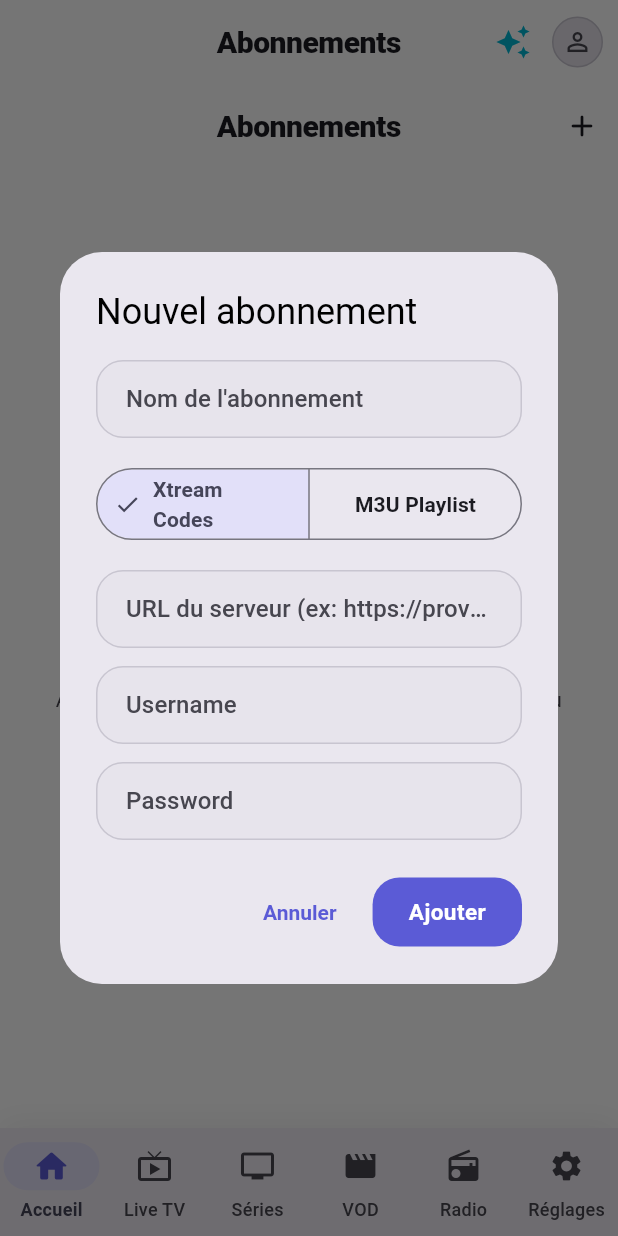
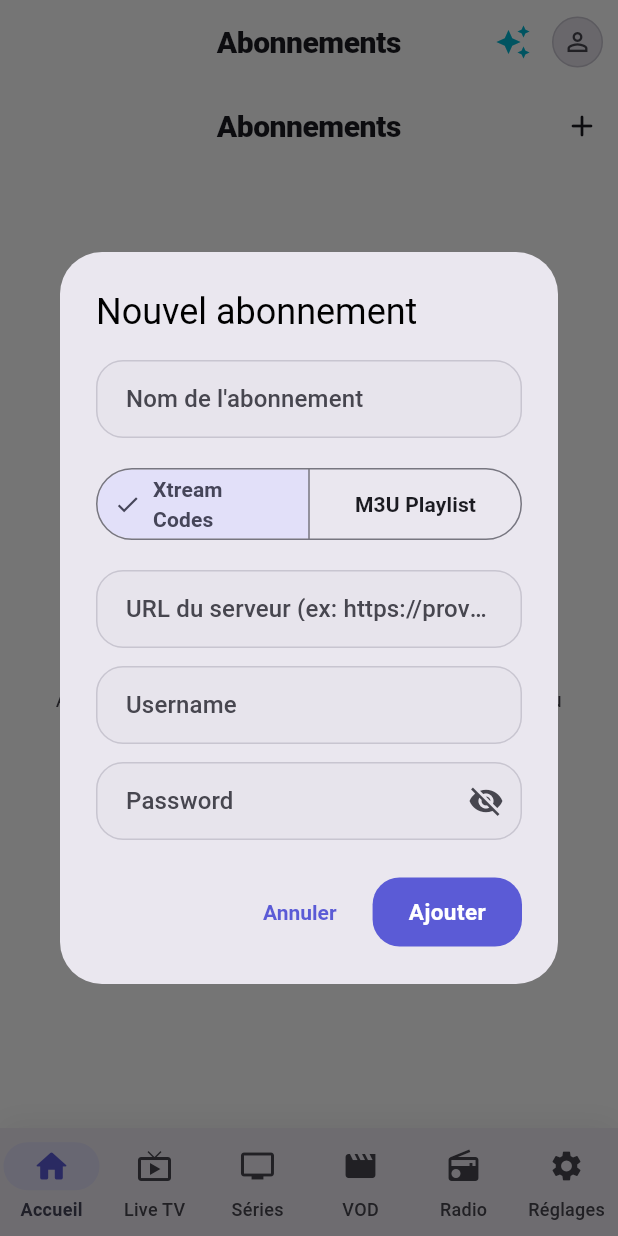
Before and after one commit to christopheblum67/Orbit-3d-flutter, a Flutter app: the SubscriptionsScreen screen opened by its route, after a tap on "Ajouter un abonnement", on a phone screen of 412 x 824 dp. Run offline on Flutter 3.47's test engine with Material 3 defaults, Android fonts, the light colour scheme and no system bars; our stand-ins replace dio, firebase_core, firebase_messaging, flutter_dotenv, flutter_local_notifications, flutter_riverpod and 6 more; accounts and stored records are empty.

Commit message:
Séries: parsing robuste (rating string, series_id/name) + lecture épisodes scripts; flux Xtream: schéma classique base/user/pass/stream_id; toggle password/PIN; 21 tests verts

```diff
--- a/lib/features/subscriptions/subscriptions_screen.dart
+++ b/lib/features/subscriptions/subscriptions_screen.dart
@@ -10,7 +10,8 @@ class SubscriptionsScreen extends ConsumerStatefulWidget {
   const SubscriptionsScreen({super.key});
 
   @override
-  ConsumerState<SubscriptionsScreen> createState() => _SubscriptionsScreenState();
+  ConsumerState<SubscriptionsScreen> createState() =>
+      _SubscriptionsScreenState();
 }
 
 class _SubscriptionsScreenState extends ConsumerState<SubscriptionsScreen> {
@@ -76,7 +77,8 @@ class _SubscriptionsScreenState extends ConsumerState<SubscriptionsScreen> {
                   ref.invalidate(replaysProvider);
                 }
               },
-              onTest: () => ref.read(subscriptionsProvider.notifier).testConnection(sub),
+              onTest: () =>
+                  ref.read(subscriptionsProvider.notifier).testConnection(sub),
               onEdit: () => _showEditSubscriptionDialog(context, ref, sub),
               onDelete: () => _confirmDelete(context, ref, sub),
             );
@@ -89,11 +91,13 @@ class _SubscriptionsScreenState extends ConsumerState<SubscriptionsScreen> {
   void _showAddSubscriptionDialog(BuildContext context, WidgetRef ref) {
     showDialog(
       context: context,
-      builder: (_) => _SubscriptionFormDialog(onSaved: () => ref.invalidate(subscriptionsProvider)),
+      builder: (_) => _SubscriptionFormDialog(
+          onSaved: () => ref.invalidate(subscriptionsProvider)),
     );
   }
 
-  void _showEditSubscriptionDialog(BuildContext context, WidgetRef ref, Subscription sub) {
+  void _showEditSubscriptionDialog(
+      BuildContext context, WidgetRef ref, Subscription sub) {
     showDialog(
       context: context,
       builder: (_) => _SubscriptionFormDialog(
@@ -108,13 +112,19 @@ class _SubscriptionsScreenState extends ConsumerState<SubscriptionsScreen> {
       context: context,
       builder: (ctx) => AlertDialog(
         title: const Text('Supprimer l\'abonnement ?'),
-        content: Text('Voulez-vous supprimer "${sub.name}" ? Cette action est irr�versible.'),
+        content: Text(
+            'Voulez-vous supprimer "${sub.name}" ? Cette action est irr�versible.'),
         actions: [
-          TextButton(onPressed: () => Navigator.pop(ctx), child: const Text('Annuler')),
+          TextButton(
+              onPressed: () => Navigator.pop(ctx),
+              child: const Text('Annuler')),
           FilledButton(
-            style: FilledButton.styleFrom(backgroundColor: Theme.of(ctx).colorScheme.error),
+            style: FilledButton.styleFrom(
+                backgroundColor: Theme.of(ctx).colorScheme.error),
             onPressed: () {
-              ref.read(subscriptionsProvider.notifier).deleteSubscription(sub.id);
+              ref
+                  .read(subscriptionsProvider.notifier)
+                  .deleteSubscription(sub.id);
               Navigator.pop(ctx);
             },
             child: const Text('Supprimer'),
@@ -185,7 +195,8 @@ class _EmptyState extends StatelessWidget {
                 shape: BoxShape.circle,
                 color: scheme.primaryContainer.withOpacity(0.5),
               ),
-              child: Icon(Icons.subscriptions_outlined, size: 48, color: scheme.primary),
+              child: Icon(Icons.subscriptions_outlined,
+                  size: 48, color: scheme.primary),
             ),
             const SizedBox(height: 20),
             Text(
@@ -257,7 +268,10 @@ class _SubscriptionCard extends ConsumerWidget {
                         Expanded(
                           child: Text(
                             subscription.name,
-                            style: Theme.of(context).textTheme.titleMedium?.copyWith(
+                            style: Theme.of(context)
+                                .textTheme
+                                .titleMedium
+                                ?.copyWith(
                                   fontWeight: FontWeight.w800,
                                 ),
                             maxLines: 1,
@@ -266,10 +280,12 @@ class _SubscriptionCard extends ConsumerWidget {
                         ),
                         if (isActive)
                           Container(
-                            padding: const EdgeInsets.symmetric(horizontal: 10, vertical: 4),
+                            padding: const EdgeInsets.symmetric(
+                                horizontal: 10, vertical: 4),
                             decoration: BoxDecoration(
                               color: scheme.primary,
-                              borderRadius: BorderRadius.circular(AppConstants.radiusSm),
+                              borderRadius:
+                                  BorderRadius.circular(AppConstants.radiusSm),
                             ),
                             child: Text(
                               'ACTIF',
@@ -288,7 +304,8 @@ class _SubscriptionCard extends ConsumerWidget {
                             color: scheme.onSurfaceVariant,
                             visualDensity: VisualDensity.compact,
                             padding: EdgeInsets.zero,
-                            constraints: const BoxConstraints(minWidth: 32, minHeight: 32),
+                            constraints: const BoxConstraints(
+                                minWidth: 32, minHeight: 32),
                             onPressed: onTap,
                           ),
                       ],
@@ -317,8 +334,15 @@ class _SubscriptionCard extends ConsumerWidget {
                   }
                 },
                 itemBuilder: (_) => [
-                  const PopupMenuItem(value: 'edit', child: ListTile(leading: Icon(Icons.edit), title: Text('Modifier'))),
-                  const PopupMenuItem(value: 'delete', child: ListTile(leading: Icon(Icons.delete), title: Text('Supprimer'))),
+                  const PopupMenuItem(
+                      value: 'edit',
+                      child: ListTile(
+                          leading: Icon(Icons.edit), title: Text('Modifier'))),
+                  const PopupMenuItem(
+                      value: 'delete',
+                      child: ListTile(
+                          leading: Icon(Icons.delete),
+                          title: Text('Supprimer'))),
                 ],
               ),
             ],
@@ -357,7 +381,9 @@ class _TypeBadge extends StatelessWidget {
     return Container(
       padding: const EdgeInsets.symmetric(horizontal: 10, vertical: 4),
       decoration: BoxDecoration(
-        color: type == SubscriptionType.xtream ? scheme.secondaryContainer : scheme.tertiaryContainer,
+        color: type == SubscriptionType.xtream
+            ? scheme.secondaryContainer
+            : scheme.tertiaryContainer,
         borderRadius: BorderRadius.circular(AppConstants.radiusSm),
       ),
       child: Text(
@@ -366,7 +392,9 @@ class _TypeBadge extends StatelessWidget {
           fontSize: 11,
           fontWeight: FontWeight.w800,
           letterSpacing: 0.5,
-          color: type == SubscriptionType.xtream ? scheme.onSecondaryContainer : scheme.onTertiaryContainer,
+          color: type == SubscriptionType.xtream
+              ? scheme.onSecondaryContainer
+              : scheme.onTertiaryContainer,
         ),
       ),
     );
@@ -402,9 +430,13 @@ class _TestResultRow extends ConsumerWidget {
           child: Row(
             children: [
               Icon(
-                status == TestResultStatus.success ? Icons.check_circle : Icons.error,
+                status == TestResultStatus.success
+                    ? Icons.check_circle
+                    : Icons.error,
                 size: 18,
-                color: status == TestResultStatus.success ? Colors.green : scheme.error,
+                color: status == TestResultStatus.success
+                    ? Colors.green
+                    : scheme.error,
               ),
               const SizedBox(width: 8),
               Expanded(
@@ -413,7 +445,9 @@ class _TestResultRow extends ConsumerWidget {
                       ? 'Test OK � ${latency != null ? '$latency ms' : '�'}'
                       : '�chec : ${error ?? 'Erreur inconnue'}',
                   style: Theme.of(context).textTheme.bodySmall?.copyWith(
-                        color: status == TestResultStatus.success ? Colors.green : scheme.error,
+                        color: status == TestResultStatus.success
+                            ? Colors.green
+                            : scheme.error,
                         fontWeight: FontWeight.w600,
                       ),
                   maxLines: 1,
@@ -440,7 +474,10 @@ class _TestButton extends StatelessWidget {
   Widget build(BuildContext context) {
     return OutlinedButton.icon(
       icon: isTesting
-          ? const SizedBox(width: 16, height: 16, child: CircularProgressIndicator(strokeWidth: 2))
+          ? const SizedBox(
+              width: 16,
+              height: 16,
+              child: CircularProgressIndicator(strokeWidth: 2))
           : const Icon(Icons.wifi_find, size: 18),
       label: Text(isTesting ? 'Test�' : 'Tester'),
       onPressed: isTesting ? null : onTest,
@@ -460,10 +497,12 @@ class _SubscriptionFormDialog extends ConsumerStatefulWidget {
   const _SubscriptionFormDialog({this.subscription, required this.onSaved});
 
   @override
-  ConsumerState<_SubscriptionFormDialog> createState() => _SubscriptionFormDialogState();
+  ConsumerState<_SubscriptionFormDialog> createState() =>
+      _SubscriptionFormDialogState();
 }
 
-class _SubscriptionFormDialogState extends ConsumerState<_SubscriptionFormDialog> {
+class _SubscriptionFormDialogState
+    extends ConsumerState<_SubscriptionFormDialog> {
   final _formKey = GlobalKey<FormState>();
   final _nameController = TextEditingController();
   final _baseUrlController = TextEditingController();
@@ -471,6 +510,7 @@ class _SubscriptionFormDialogState extends ConsumerState<_SubscriptionFormDialog
   final _passwordController = TextEditingController();
   final _m3uUrlController = TextEditingController();
   SubscriptionType _type = SubscriptionType.xtream;
+  bool _obscurePassword = true;
 
   @override
   void initState() {
@@ -511,14 +551,19 @@ class _SubscriptionFormDialogState extends ConsumerState<_SubscriptionFormDialog
               children: [
                 TextFormField(
                   controller: _nameController,
-                  decoration: const InputDecoration(labelText: 'Nom de l\'abonnement'),
+                  decoration:
+                      const InputDecoration(labelText: 'Nom de l\'abonnement'),
                   validator: (v) => v!.isEmpty ? 'Obligatoire' : null,
                 ),
                 const SizedBox(height: 16),
                 SegmentedButton<SubscriptionType>(
                   segments: const [
-                    ButtonSegment(value: SubscriptionType.xtream, label: Text('Xtream Codes')),
-                    ButtonSegment(value: SubscriptionType.m3u, label: Text('M3U Playlist')),
+                    ButtonSegment(
+                        value: SubscriptionType.xtream,
+                        label: Text('Xtream Codes')),
+                    ButtonSegment(
+                        value: SubscriptionType.m3u,
+                        label: Text('M3U Playlist')),
                   ],
                   selected: {_type},
                   onSelectionChanged: (Set<SubscriptionType> newSelection) {
@@ -529,7 +574,8 @@ class _SubscriptionFormDialogState extends ConsumerState<_SubscriptionFormDialog
                 if (_type == SubscriptionType.xtream) ...[
                   TextFormField(
                     controller: _baseUrlController,
-                    decoration: const InputDecoration(labelText: 'URL du serveur (ex: https://provider.com)'),
+                    decoration: const InputDecoration(
+                        labelText: 'URL du serveur (ex: https://provider.com)'),
                     validator: (v) => v!.isEmpty ? 'Obligatoire' : null,
                   ),
                   const SizedBox(height: 12),
@@ -541,14 +587,27 @@ class _SubscriptionFormDialogState extends ConsumerState<_SubscriptionFormDialog
                   const SizedBox(height: 12),
                   TextFormField(
                     controller: _passwordController,
-                    decoration: const InputDecoration(labelText: 'Password'),
-                    obscureText: true,
+                    decoration: InputDecoration(
+                      labelText: 'Password',
+                      suffixIcon: IconButton(
+                        tooltip: _obscurePassword
+                            ? 'Afficher le mot de passe'
+                            : 'Masquer le mot de passe',
+                        icon: Icon(_obscurePassword
+                            ? Icons.visibility_off
+                            : Icons.visibility),
+                        onPressed: () => setState(
+                            () => _obscurePassword = !_obscurePassword),
+                      ),
+                    ),
+                    obscureText: _obscurePassword,
                     validator: (v) => v!.isEmpty ? 'Obligatoire' : null,
                   ),
                 ] else ...[
                   TextFormField(
                     controller: _m3uUrlController,
-                    decoration: const InputDecoration(labelText: 'URL de la playlist M3U'),
+                    decoration: const InputDecoration(
+                        labelText: 'URL de la playlist M3U'),
                     validator: (v) => v!.isEmpty ? 'Obligatoire' : null,
                   ),
                 ],
@@ -558,7 +617,9 @@ class _SubscriptionFormDialogState extends ConsumerState<_SubscriptionFormDialog
         ),
       ),
       actions: [
-        TextButton(onPressed: () => Navigator.pop(context), child: const Text('Annuler')),
+        TextButton(
+            onPressed: () => Navigator.pop(context),
+            child: const Text('Annuler')),
         FilledButton(
           onPressed: _save,
           child: Text(isEditing ? 'Enregistrer' : 'Ajouter'),
@@ -570,24 +631,41 @@ class _SubscriptionFormDialogState extends ConsumerState<_SubscriptionFormDialog
   Future<void> _save() async {
     if (!_formKey.currentState!.validate()) return;
 
-    final id = widget.subscription?.id ?? DateTime.now().millisecondsSinceEpoch.toString();
+    final id = widget.subscription?.id ??
+        DateTime.now().millisecondsSinceEpoch.toString();
     final sub = widget.subscription?.copyWith(
           id: id,
           name: _nameController.text.trim(),
           type: _type,
-          baseUrl: _type == SubscriptionType.xtream ? _baseUrlController.text.trim() : null,
-          username: _type == SubscriptionType.xtream ? _usernameController.text.trim() : null,
-          password: _type == SubscriptionType.xtream ? _passwordController.text.trim() : null,
-          m3uUrl: _type == SubscriptionType.m3u ? _m3uUrlController.text.trim() : null,
+          baseUrl: _type == SubscriptionType.xtream
+              ? _baseUrlController.text.trim()
+              : null,
+          username: _type == SubscriptionType.xtream
+              ? _usernameController.text.trim()
+              : null,
+          password: _type == SubscriptionType.xtream
+              ? _passwordController.text.trim()
+              : null,
+          m3uUrl: _type == SubscriptionType.m3u
+              ? _m3uUrlController.text.trim()
+              : null,
         ) ??
         Subscription(
           id: id,
           name: _nameController.text.trim(),
           type: _type,
-          baseUrl: _type == SubscriptionType.xtream ? _baseUrlController.text.trim() : null,
-          username: _type == SubscriptionType.xtream ? _usernameController.text.trim() : null,
-          password: _type == SubscriptionType.xtream ? _passwordController.text.trim() : null,
-          m3uUrl: _type == SubscriptionType.m3u ? _m3uUrlController.text.trim() : null,
+          baseUrl: _type == SubscriptionType.xtream
+              ? _baseUrlController.text.trim()
+              : null,
+          username: _type == SubscriptionType.xtream
+              ? _usernameController.text.trim()
+              : null,
+          password: _type == SubscriptionType.xtream
+              ? _passwordController.text.trim()
+              : null,
+          m3uUrl: _type == SubscriptionType.m3u
+              ? _m3uUrlController.text.trim()
+              : null,
           isActive: widget.subscription?.isActive ?? false,
           createdAt: widget.subscription?.createdAt ?? DateTime.now(),
         );
```
Also changed, not shown: lib/features/auth/parental_control_screen.dart (+14 -4 lines), lib/models/series.dart (+26 -11 lines), lib/services/api_service.dart (+9 -7 lines), 2 other files.
